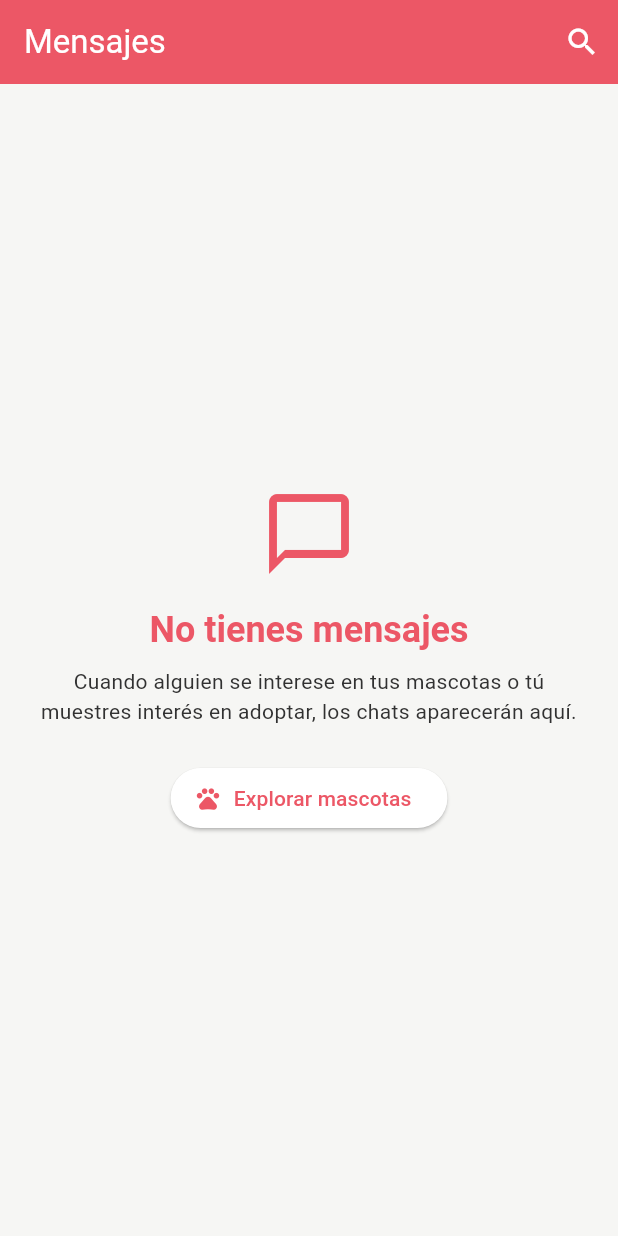
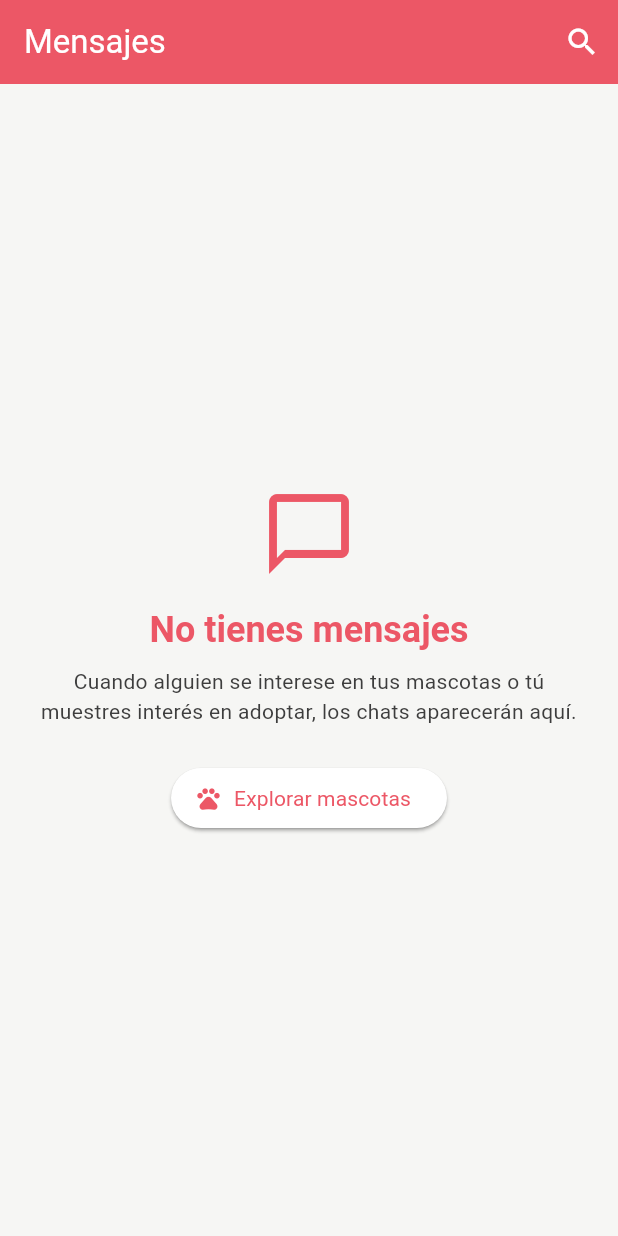
Before and after one commit to Reh4m/pet_adoption_app, a Flutter app: the ChatListScreen screen opened by its route, on a phone screen of 412 x 824 dp. Run offline on Flutter 3.47's test engine with Material 3 defaults, Android fonts, the phone set to English and light mode, and no system bars; our stand-ins replace cached_network_image, carousel_slider, cloud_firestore, dartz, equatable, firebase_auth and 13 more; missing offline and left inert: blobs; accounts and stored records are empty; generated files the repository leaves out were written again.

Commit message:
Style (AppTheme): Update app theme colors and add text theme from google fonts

```diff
--- /dev/null
+++ b/lib/src/presentation/config/themes/color_palette.dart
@@ -0,0 +1,25 @@
+import 'package:flutter/material.dart' show Color;
+
+class ColorPalette {
+  // Grey shades
+  static const Color greyLighten1 = Color(0xFFBDBDBD);
+  static const Color greyLighten2 = Color(0xFFE0E0E0);
+  static const Color greyLighten3 = Color(0xFFEEEEEE);
+  static const Color greyLighten4 = Color(0xFFF5F5F5);
+  static const Color greyLighten5 = Color(0xFFFAFAFA);
+
+  static const Color greyDarken1 = Color(0xFF757575);
+  static const Color greyDarken2 = Color(0xFF616161);
+  static const Color greyDarken3 = Color(0xFF3D3D3D);
+  static const Color greyDarken4 = Color(0xFF212121);
+
+  // Status colors
+  static const Color success = Color(0xFF3dd67b);
+  static const Color successLight = Color(0xFFf5fff9);
+  static const Color info = Color(0xFF64c7eb);
+  static const Color infoLight = Color(0xFFf6fbfe);
+  static const Color warning = Color(0xFFffd400);
+  static const Color warningLight = Color(0xFFfffae5);
+  static const Color error = Color(0xFFEF5350);
+  static const Color errorLight = Color(0xFFFFCDD2);
+}
--- a/lib/src/presentation/config/themes/index.dart
+++ b/lib/src/presentation/config/themes/index.dart
@@ -1,47 +1,115 @@
 import 'package:flutter/material.dart';
+import 'package:pet_adoption_app/src/presentation/config/themes/color_palette.dart';
 import 'package:pet_adoption_app/src/presentation/config/themes/dark_theme.dart';
 import 'package:pet_adoption_app/src/presentation/config/themes/light_theme.dart';
+import 'package:pet_adoption_app/src/presentation/config/themes/text_theme.dart';
 
 class AppTheme {
-  static ThemeData get lightTheme => ThemeData(
+  static ThemeData get light => ThemeData(
     brightness: Brightness.light,
     primaryColor: LightTheme.primaryColor,
+    primaryColorDark: LightTheme.primaryColorDark,
     primaryColorLight: LightTheme.primaryColorLight,
     scaffoldBackgroundColor: LightTheme.backgroundColor,
-    colorScheme: ColorScheme.light(
+    cardColor: LightTheme.cardBackgroundColor,
+    disabledColor: ColorPalette.greyLighten3,
+    colorScheme: const ColorScheme.light(
       primary: LightTheme.primaryColor,
+      onPrimary: LightTheme.onPrimaryColor,
       primaryContainer: LightTheme.primaryColorLight,
-      onPrimary: LightTheme.onPrimaryColor,
+      onPrimaryContainer: LightTheme.primaryColor,
+      primaryFixed: LightTheme.primaryColorFixed,
+      onPrimaryFixed: LightTheme.onPrimaryColor,
+      primaryFixedDim: LightTheme.primaryColorDim,
+      onPrimaryFixedVariant: LightTheme.onPrimaryColor,
+      inversePrimary: LightTheme.inversePrimaryColor,
       secondary: LightTheme.secondaryColor,
+      onSecondary: LightTheme.onSecondaryColor,
       secondaryContainer: LightTheme.secondaryColorLight,
-      onSecondary: LightTheme.onSecondaryColor,
+      onSecondaryContainer: LightTheme.secondaryColor,
+      secondaryFixed: LightTheme.secondaryColorFixed,
+      onSecondaryFixed: LightTheme.onSecondaryColor,
+      secondaryFixedDim: LightTheme.secondaryColorDim,
+      onSecondaryFixedVariant: LightTheme.onSecondaryColor,
+      tertiary: LightTheme.tertiaryColor,
+      onTertiary: LightTheme.onTertiaryColor,
+      tertiaryContainer: LightTheme.tertiaryColorLight,
+      onTertiaryContainer: LightTheme.tertiaryColor,
+      tertiaryFixed: LightTheme.tertiaryColorFixed,
+      onTertiaryFixed: LightTheme.onTertiaryColor,
+      tertiaryFixedDim: LightTheme.tertiaryColorDim,
+      onTertiaryFixedVariant: LightTheme.onTertiaryColor,
       surface: LightTheme.cardBackgroundColor,
-      onSurface: LightTheme.textPrimary,
-      error: LightTheme.error,
+      onSurface: ColorPalette.greyDarken3,
+      outline: ColorPalette.greyLighten2,
+      outlineVariant: ColorPalette.greyLighten2,
+      shadow: ColorPalette.greyDarken4,
+      error: ColorPalette.error,
       onError: LightTheme.onPrimaryColor,
     ),
-    cardColor: LightTheme.cardBackgroundColor,
-    textTheme: TextTheme(),
+    appBarTheme: const AppBarTheme(
+      backgroundColor: LightTheme.cardBackgroundColor,
+      foregroundColor: ColorPalette.greyDarken3,
+      centerTitle: true,
+    ),
+    tabBarTheme: const TabBarTheme(
+      labelColor: LightTheme.primaryColor,
+      indicatorColor: LightTheme.primaryColor,
+      unselectedLabelColor: LightTheme.secondaryTextColor,
+      indicatorSize: TabBarIndicatorSize.label,
+      dividerHeight: 0.5,
+      dividerColor: ColorPalette.greyLighten1,
+    ),
+    floatingActionButtonTheme: const FloatingActionButtonThemeData(
+      backgroundColor: LightTheme.primaryColor,
+      foregroundColor: LightTheme.onPrimaryColor,
+    ),
+    textTheme: AppTextTheme.light,
   );
 
-  static ThemeData get darkTheme => ThemeData(
+  static ThemeData get dark => ThemeData(
     brightness: Brightness.dark,
     primaryColor: DarkTheme.primaryColor,
+    primaryColorDark: DarkTheme.primaryColorDark,
     primaryColorLight: DarkTheme.primaryColorLight,
     scaffoldBackgroundColor: DarkTheme.backgroundColor,
-    colorScheme: ColorScheme.dark(
+    cardColor: DarkTheme.cardBackgroundColor,
+    disabledColor: ColorPalette.greyDarken3,
+    colorScheme: const ColorScheme.dark(
       primary: DarkTheme.primaryColor,
       primaryContainer: DarkTheme.primaryColorLight,
       onPrimary: DarkTheme.onPrimaryColor,
       secondary: DarkTheme.secondaryColor,
       secondaryContainer: DarkTheme.secondaryColorLight,
       onSecondary: DarkTheme.onSecondaryColor,
+      tertiary: DarkTheme.tertiaryColor,
+      tertiaryContainer: DarkTheme.tertiaryColorLight,
+      onTertiary: DarkTheme.onTertiaryColor,
       surface: DarkTheme.cardBackgroundColor,
-      onSurface: DarkTheme.textPrimary,
-      error: DarkTheme.error,
+      onSurface: ColorPalette.greyLighten4,
+      outline: ColorPalette.greyDarken3,
+      outlineVariant: ColorPalette.greyDarken2,
+      shadow: ColorPalette.greyDarken1,
+      error: ColorPalette.error,
       onError: DarkTheme.onPrimaryColor,
     ),
-    cardColor: DarkTheme.cardBackgroundColor,
-    textTheme: TextTheme(),
+    appBarTheme: const AppBarTheme(
+      backgroundColor: DarkTheme.cardBackgroundColor,
+      foregroundColor: ColorPalette.greyLighten4,
+      centerTitle: true,
+    ),
+    tabBarTheme: const TabBarTheme(
+      labelColor: DarkTheme.primaryColor,
+      indicatorColor: DarkTheme.primaryColor,
+      unselectedLabelColor: DarkTheme.secondaryTextColor,
+      indicatorSize: TabBarIndicatorSize.label,
+      dividerHeight: 0.5,
+      dividerColor: ColorPalette.greyDarken3,
+    ),
+    floatingActionButtonTheme: const FloatingActionButtonThemeData(
+      backgroundColor: LightTheme.primaryColor,
+      foregroundColor: LightTheme.onPrimaryColor,
+    ),
+    textTheme: AppTextTheme.dark,
   );
 }
--- a/lib/src/presentation/config/themes/light_theme.dart
+++ b/lib/src/presentation/config/themes/light_theme.dart
@@ -1,31 +1,32 @@
-import 'package:flutter/material.dart';
+import 'package:flutter/material.dart' show Color;
 
 class LightTheme {
   static const Color backgroundColor = Color(0xFFF6F6F4);
   static const Color cardBackgroundColor = Color(0xFFFFFFFF);
 
   static const Color primaryColor = Color(0xFFEC5766);
+  static const Color primaryColorDark = Color(0xFFA4133C);
   static const Color primaryColorLight = Color(0xFFF6CACC);
   static const Color onPrimaryColor = Color(0xFFFFFFFF);
+  static const Color primaryColorFixed = Color(0xFFB91C1C);
+  static const Color primaryColorDim = Color(0xFF9F1239);
+  static const Color inversePrimaryColor = Color(0xFFB91C1C);
 
   static const Color secondaryColor = Color(0xFF6B8EFE);
   static const Color secondaryColorLight = Color(0xFFCAF0F8);
-  static const Color onSecondaryColor = Color(0xFFF1FAEE);
+  static const Color onSecondaryColor = Color(0xFFFFFFFF);
+  static const Color secondaryColorFixed = Color(0xFF1E40AF);
+  static const Color secondaryColorDim = Color(0xFF1E3A8A);
 
-  static const Color textPrimary = Color(0xFF313131);
-  static const Color textPrimaryLight = Color(0xFFA2A2A2);
-  static const Color textSecondary = Color(0xFF242424);
+  static const Color tertiaryColor = Color(0xFFFFCB77);
+  static const Color tertiaryColorLight = Color(0xFFFFFAE5);
+  static const Color onTertiaryColor = Color(0xFFFFFFFF);
+  static const Color tertiaryColorFixed = Color(0xFFB45309);
+  static const Color tertiaryColorDim = Color(0xFF92400E);
 
-  static const Color greyLighten1 = Color(0xFFBDBDBD);
-  static const Color greyLighten2 = Color(0xFFE0E0E0);
-  static const Color greyLighten3 = Color(0xFFEEEEEE);
-
-  static const Color success = Color(0xFF3dd67b);
-  static const Color successLight = Color(0xFFf5fff9);
-  static const Color info = Color(0xFF64c7eb);
-  static const Color infoLight = Color(0xFFf6fbfe);
-  static const Color warning = Color(0xFFffd400);
-  static const Color warningLight = Color(0xFFfffae5);
-  static const Color error = Color(0xFFEF5350);
-  static const Color errorLight = Color(0xFFFFCDD2);
+  static const Color titleTextColor = Color(0xFF111827);
+  static const Color subtitleTextColor = Color(0xFF374151);
+  static const Color primaryTextColor = Color(0xFF4B5563);
+  static const Color secondaryTextColor = Color(0xFF6B7280);
+  static const Color disabledTextColor = Color(0xFF9CA3AF);
 }
--- a/lib/src/presentation/providers/theme_provider.dart
+++ b/lib/src/presentation/providers/theme_provider.dart
@@ -12,8 +12,8 @@ class ThemeProvider extends ChangeNotifier {
   }
 
   ThemeMode get currentThemeMode => _themeMode;
-  ThemeData get lightTheme => AppTheme.lightTheme;
-  ThemeData get darkTheme => AppTheme.darkTheme;
+  ThemeData get lightTheme => AppTheme.light;
+  ThemeData get darkTheme => AppTheme.dark;
 
   Future<void> _loadAppTheme() async {
     // Load current theme mode
--- a/lib/src/presentation/screens/auth/forgot_password_screen.dart
+++ b/lib/src/presentation/screens/auth/forgot_password_screen.dart
@@ -7,7 +7,7 @@ import 'package:pet_adoption_app/src/core/errors/failures.dart';
 import 'package:pet_adoption_app/src/core/utils/form_validators.dart';
 import 'package:pet_adoption_app/src/domain/entities/auth/password_reset_entity.dart';
 import 'package:pet_adoption_app/src/domain/usecases/authentication_usecases.dart';
-import 'package:pet_adoption_app/src/presentation/config/themes/light_theme.dart';
+import 'package:pet_adoption_app/src/presentation/config/themes/color_palette.dart';
 import 'package:pet_adoption_app/src/presentation/utils/toast_notification.dart';
 import 'package:pet_adoption_app/src/presentation/widgets/common/custom_button.dart';
 import 'package:pet_adoption_app/src/presentation/widgets/common/custom_text_field.dart';
@@ -241,11 +241,11 @@ class _ForgotPasswordScreenState extends State<ForgotPasswordScreen> {
         Blob.random(
           size: 130,
           minGrowth: 10,
-          styles: BlobStyles(color: LightTheme.successLight),
+          styles: BlobStyles(color: ColorPalette.successLight),
           child: const Icon(
             Icons.lock_reset,
             size: 60,
-            color: LightTheme.success,
+            color: ColorPalette.success,
           ),
         ),
         const SizedBox(height: 20),
--- a/lib/src/presentation/screens/home/widgets/pet_card.dart
+++ b/lib/src/presentation/screens/home/widgets/pet_card.dart
@@ -2,7 +2,6 @@ import 'package:flutter/material.dart';
 import 'package:go_router/go_router.dart';
 import 'package:pet_adoption_app/src/core/constants/theme_constants.dart';
 import 'package:pet_adoption_app/src/domain/entities/pet/pet_entity.dart';
-import 'package:pet_adoption_app/src/presentation/config/themes/light_theme.dart';
 
 class PetCard extends StatelessWidget {
   final PetEntity pet;
@@ -46,7 +45,7 @@ class PetCard extends StatelessWidget {
                   child: Icon(
                     Icons.favorite_border,
                     size: 20,
-                    color: LightTheme.textSecondary,
+                    color: theme.colorScheme.onSurface,
                   ),
                 ),
               ),
@@ -78,7 +77,7 @@ class PetCard extends StatelessWidget {
                         Row(
                           crossAxisAlignment: CrossAxisAlignment.center,
                           children: [
-                            Icon(Icons.location_on_outlined, size: 20),
+                            const Icon(Icons.location_on_outlined, size: 20),
                             const SizedBox(width: 5),
                             Text(
                               pet.location.city,
--- a/lib/src/presentation/screens/pets/details/widgets/pet_info_selection.dart
+++ b/lib/src/presentation/screens/pets/details/widgets/pet_info_selection.dart
@@ -1,7 +1,7 @@
 import 'package:flutter/material.dart';
 import 'package:pet_adoption_app/src/core/constants/theme_constants.dart';
 import 'package:pet_adoption_app/src/domain/entities/pet/pet_entity.dart';
-import 'package:pet_adoption_app/src/presentation/config/themes/light_theme.dart';
+import 'package:pet_adoption_app/src/presentation/config/themes/color_palette.dart';
 
 class PetInfoSection extends StatelessWidget {
   final PetEntity pet;
@@ -54,7 +54,7 @@ class PetInfoSection extends StatelessWidget {
 
     switch (pet.status) {
       case PetStatus.available:
-        statusColor = LightTheme.success;
+        statusColor = ColorPalette.success;
         statusText = 'Disponible';
         statusIcon = Icons.check_circle;
         break;
--- a/lib/src/presentation/screens/user/profile/widgets/profile_header.dart
+++ b/lib/src/presentation/screens/user/profile/widgets/profile_header.dart
@@ -162,20 +162,20 @@ class ProfileHeader extends StatelessWidget {
           theme,
           icon: user.isVerified ? Icons.verified : Icons.warning,
           label: user.isVerified ? 'Verificado' : 'Sin verificar',
-          color: theme.colorScheme.surface,
+          color: theme.colorScheme.onPrimary,
         ),
         _buildBadge(
           theme,
           icon: user.isGoogleProvider ? Icons.g_mobiledata : Icons.email,
           label: user.isGoogleProvider ? 'Google' : 'Email',
-          color: theme.colorScheme.surface,
+          color: theme.colorScheme.onPrimary,
         ),
         if (user.isExperienced)
           _buildBadge(
             theme,
             icon: Icons.pets,
             label: 'Experimentado',
-            color: theme.colorScheme.surface,
+            color: theme.colorScheme.onPrimary,
           ),
       ],
     );
--- a/pubspec.yaml
+++ b/pubspec.yaml
@@ -59,6 +59,7 @@ dependencies:
   timeago: ^3.7.1
   path: ^1.9.1
   sqflite: ^2.4.2
+  google_fonts: ^6.3.2
 
 dev_dependencies:
   flutter_test:
```
Also changed, not shown: lib/src/presentation/config/themes/dark_theme.dart (+23 -16 lines), lib/src/presentation/config/themes/text_theme.dart (added, +88 -0 lines), lib/src/presentation/screens/adoption/widgets/adoption_request_card.dart (+5 -5 lines), lib/src/presentation/screens/adoption/widgets/request_detail_dialog.dart (+19 -15 lines), lib/src/presentation/screens/pets/details/widgets/action_buttons.dart (+5 -5 lines), lib/src/presentation/screens/pets/details/widgets/pet_characteristics.dart (+10 -10 lines), lib/src/presentation/screens/pets/registration/steppers/step_preview.dart (+4 -4 lines), lib/src/presentation/utils/toast_notification.dart (+15 -13 lines), lib/src/presentation/widgets/common/custom_alert_dialog.dart (+19 -11 lines), lib/src/presentation/widgets/common/loading_overlay.dart (+8 -1 lines), pubspec.lock.
